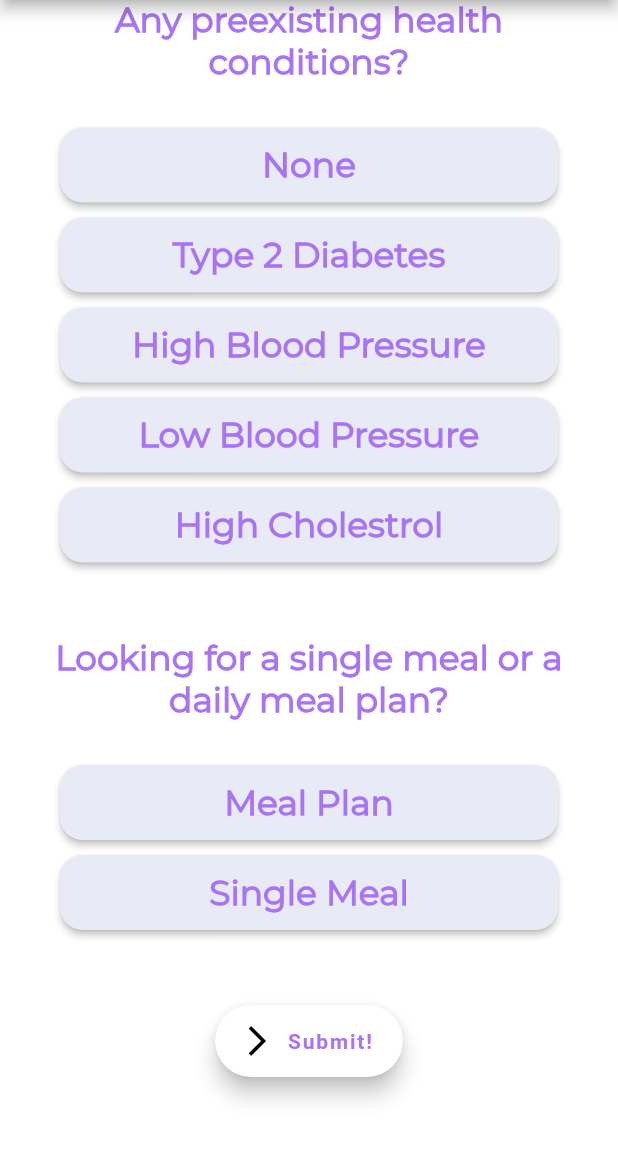
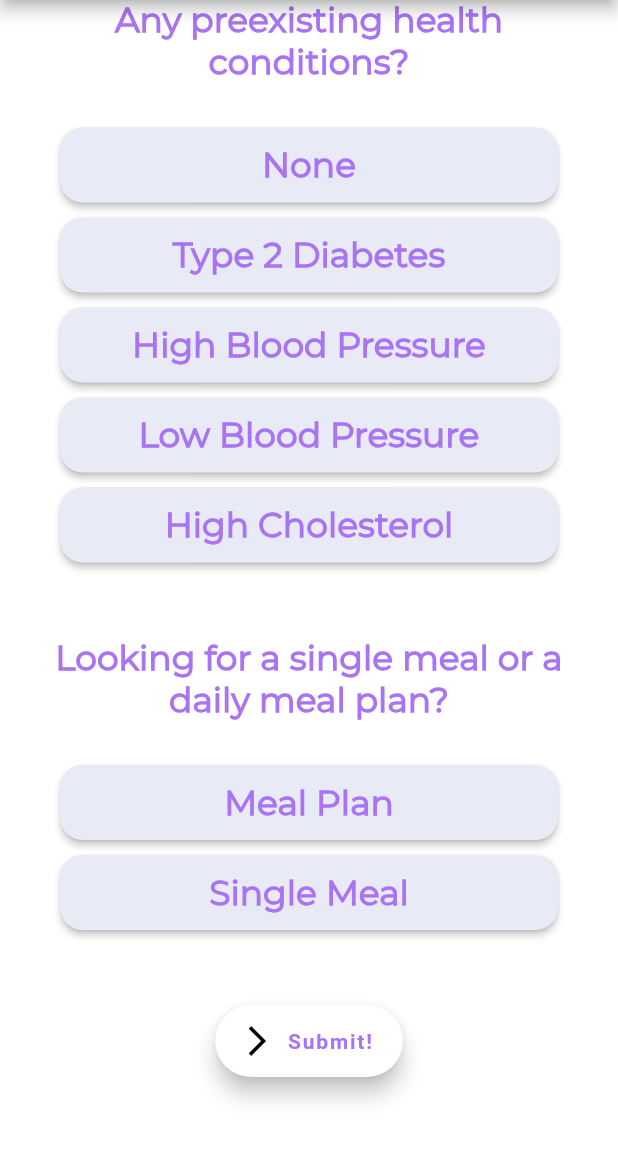
Before and after one commit to AyushiSrivastava17/CookSmart, a Flutter app: the QuizPage screen opened directly, scrolled down 534 dp, on a phone screen of 412 x 824 dp, the part 84-1236 px from its top. Run offline on Flutter 3.47's test engine with Material 2 defaults, Android fonts, the phone set to English and light mode, and no system bars; our stand-ins replace hexcolor; project files that could hold a hidden picture were left out.

Commit message:
Finalized home background and added images + Cleaned code

```diff
--- a/lib/main.dart
+++ b/lib/main.dart
@@ -1,10 +1,9 @@
 import './pages/home_page.dart';
-import './pages/quiz_page.dart';
 import 'package:flutter/material.dart';
 
 void main() {
     runApp(new MaterialApp(
     home: new HomePage(),
-    debugShowCheckedModeBanner: false
+    debugShowCheckedModeBanner: false,
   ));
 }
--- a/lib/pages/home_page.dart
+++ b/lib/pages/home_page.dart
@@ -4,42 +4,36 @@ import '../pages/quiz_page.dart';
 class HomePage extends StatelessWidget {
   @override
   Widget build(BuildContext context) {
-    return new Material(
-      color: Colors.teal[400], // Color dependent on palette!!
+    return new MaterialApp(
+      home: Container(
+        decoration: BoxDecoration(
+            image: DecorationImage(
+                image: AssetImage("homeBackground.png"), fit: BoxFit.cover
+            )
+        ),
       //InkWell is a property like an invisible button that allows us to register taps!
-      child: new InkWell(
-          //onTap: () => Navigator.of(context).push(new MaterialPageRoute(builder: (BuildContext context) => new QuizPage())),
-          //since a column takes multiple widgets and displays them beneath each other(?), uses children and not child
-          child: new Column(
-        //mainAxisAlignment: MainAxisAlignment.center,
+      child: new Scaffold (
+        backgroundColor: Colors.transparent,
+        body: new Center(
+          child: Column(
           children: <Widget>[
             new Padding(
-            padding: EdgeInsets.only(top: 100),
+              padding: EdgeInsets.only(top: 100, bottom: 50),
               child: new Text(
-              "Hobbies",
+                "CookSmart",
                 style: new TextStyle(
-                  color: Colors.white,
+                    color: Color(0xFF84DCC6),
                     fontSize: 50.0,
                     fontWeight: FontWeight.bold,
-                  fontFamily: 'Montserrat'),
+                    fontFamily: 'Montserrat'
                 ),
-          ),
-          new Padding(
-            padding: EdgeInsets.only(bottom: 100),
-            child: new Text(
-              "@ Home",
-              style: new TextStyle(
-                  color: Colors.white,
-                  fontSize: 50.0,
-                  fontWeight: FontWeight.bold,
-                  fontFamily: 'Montserrat'),
               ),
             ),
             new Padding(
                 padding: EdgeInsets.only(bottom: 100),
                 child: new Container(
                   decoration: new BoxDecoration(
-                  color: Colors.white,
+                    color: Color(0xFF84DCC6),
                     shape: BoxShape.circle,
                   ),
                   child: new Icon(Icons.home, size: 100),
@@ -55,17 +49,19 @@ class HomePage extends StatelessWidget {
               label: Text(
                 'Search for new recipes!',
                 style: new TextStyle(
-                color: Colors.green[900],
+                  color: Colors.black,
                 ),
               ),
               icon: Icon(
                 Icons.search,
                 color: Colors.black,
               ),
-            backgroundColor: Colors.white,
+              backgroundColor: Color(0xFF84DCC6),
             ),
           ],
-      )),
+        ))
+       )
+      ),
     );
   }
 }
--- a/lib/pages/quiz_page.dart
+++ b/lib/pages/quiz_page.dart
@@ -178,21 +178,7 @@ class QuizPageState extends State<QuizPage> {
               },
               shape: new RoundedRectangleBorder(
                   borderRadius: new BorderRadius.circular(15)),
-              child: Container(
-                width: 300,
-                height: 50,
-                child: Center(
-                  child: Text(
-                    'None',
-                    style: TextStyle(
-                        color: Hexcolor("#a974f4"),
-                        fontSize: 23,
-                        fontWeight: FontWeight.bold,
-                        fontFamily: "Montserrat"),
-                    textAlign: TextAlign.center,
-                  ),
-                ),
-              ),
+              child: _buildButtons("None")
             ),
 
             Padding(padding: EdgeInsets.all(5)),
@@ -213,21 +199,7 @@ class QuizPageState extends State<QuizPage> {
               },
               shape: new RoundedRectangleBorder(
                   borderRadius: new BorderRadius.circular(15)),
-              child: Container(
-                width: 300,
-                height: 50,
-                child: Center(
-                  child: Text(
-                    'Type 2 Diabetes',
-                    style: TextStyle(
-                        color: Hexcolor("#a974f4"),
-                        fontSize: 23,
-                        fontWeight: FontWeight.bold,
-                        fontFamily: "Montserrat"),
-                    textAlign: TextAlign.center,
-                  ),
-                ),
-              ),
+              child: _buildButtons("Type 2 Diabetes"),
             ),
 
             Padding(padding: EdgeInsets.all(5)),
@@ -248,21 +220,7 @@ class QuizPageState extends State<QuizPage> {
               },
               shape: new RoundedRectangleBorder(
                   borderRadius: new BorderRadius.circular(15)),
-              child: Container(
-                width: 300,
-                height: 50,
-                child: Center(
-                  child: Text(
-                    'High Blood Pressure',
-                    style: TextStyle(
-                        color: Hexcolor("#a974f4"),
-                        fontSize: 23,
-                        fontWeight: FontWeight.bold,
-                        fontFamily: "Montserrat"),
-                    textAlign: TextAlign.center,
-                  ),
-                ),
-              ),
+              child:_buildButtons("High Blood Pressure")
             ),
 
             Padding(padding: EdgeInsets.all(5)),
@@ -283,21 +241,7 @@ class QuizPageState extends State<QuizPage> {
               },
               shape: new RoundedRectangleBorder(
                   borderRadius: new BorderRadius.circular(15)),
-              child: Container(
-                width: 300,
-                height: 50,
-                child: Center(
-                  child: Text(
-                    'Low Blood Pressure',
-                    style: TextStyle(
-                        color: Hexcolor("#a974f4"),
-                        fontSize: 23,
-                        fontWeight: FontWeight.bold,
-                        fontFamily: "Montserrat"),
-                    textAlign: TextAlign.center,
-                  ),
-                ),
-              ),
+              child: _buildButtons("Low Blood Pressure")
             ),
 
             Padding(padding: EdgeInsets.all(5)),
@@ -319,21 +263,7 @@ class QuizPageState extends State<QuizPage> {
               },
               shape: new RoundedRectangleBorder(
                   borderRadius: new BorderRadius.circular(15)),
-              child: Container(
-                width: 300,
-                height: 50,
-                child: Center(
-                  child: Text(
-                    'High Cholestrol',
-                    style: TextStyle(
-                        color: Hexcolor("#a974f4"),
-                        fontSize: 23,
-                        fontWeight: FontWeight.bold,
-                        fontFamily: "Montserrat"),
-                    textAlign: TextAlign.center,
-                  ),
-                ),
-              ),
+              child: _buildButtons("High Cholesterol")
             ),
 
             Padding(padding: EdgeInsets.only(top: 40)),
@@ -358,21 +288,7 @@ class QuizPageState extends State<QuizPage> {
               },
               shape: new RoundedRectangleBorder(
                   borderRadius: new BorderRadius.circular(15)),
-              child: Container(
-                width: 300,
-                height: 50,
-                child: Center(
-                  child: Text(
-                    'Meal Plan',
-                    style: TextStyle(
-                        color: Hexcolor("#a974f4"),
-                        fontSize: 23,
-                        fontWeight: FontWeight.bold,
-                        fontFamily: "Montserrat"),
-                    textAlign: TextAlign.center,
-                  ),
-                ),
-              ),
+              child: _buildButtons("Meal Plan")
             ),
 
             Padding(padding: EdgeInsets.all(5)),
@@ -394,21 +310,7 @@ class QuizPageState extends State<QuizPage> {
               },
               shape: new RoundedRectangleBorder(
                   borderRadius: new BorderRadius.circular(15)),
-              child: Container(
-                width: 300,
-                height: 50,
-                child: Center(
-                  child: Text(
-                    'Single Meal',
-                    style: TextStyle(
-                        color: Hexcolor("#a974f4"),
-                        fontSize: 23,
-                        fontWeight: FontWeight.bold,
-                        fontFamily: "Montserrat"),
-                    textAlign: TextAlign.center,
-                  ),
-                ),
-              ),
+              child: _buildButtons("Single Meal")
             ),
 
             Padding(padding: EdgeInsets.only(top: 50)),
@@ -417,6 +319,12 @@ class QuizPageState extends State<QuizPage> {
               //splashColor: Hexcolor("#a974f4"),
               heroTag: 'btn2',
               onPressed: () {
+                /*if (healthConditions.isEmpty){
+                  return AlertDialog(actions: <Widget>[
+
+                  ],
+                  )
+                }*/
               },
               label: Text(
                 'Submit!',
@@ -461,4 +369,21 @@ class QuizPageState extends State<QuizPage> {
       ),
     );
   }
+
+  Widget _buildButtons(String text){
+    return Container(
+      width: 300,
+      height: 50,
+      child: Center(
+        child: Text(text,
+          style: TextStyle(
+            color: Hexcolor("#a974f4"),
+            fontSize: 23,
+            fontWeight: FontWeight.bold,
+            fontFamily: "Montserrat"),
+          textAlign: TextAlign.center,
+        ),
+      ),
+    );
+  }
 }
--- a/pubspec.yaml
+++ b/pubspec.yaml
@@ -1,4 +1,4 @@
-name: hobbies_at_home
+name: CookSmart
 description: A new Flutter project.
 
 
@@ -43,6 +43,9 @@ flutter:
   uses-material-design: true
 
   # To add assets to your application, add an assets section, like this:
+  assets:
+     - homeBackground.png
+     - background1.png
 
   # An image asset can refer to one or more resolution-specific "variants", see
   # https://flutter.dev/assets-and-images/#resolution-aware.
```
Also changed, not shown: assets/background1.png (added), assets/homeBackground.png (added), 1 other file. Lines whose indentation alone changed are shown as unchanged.
